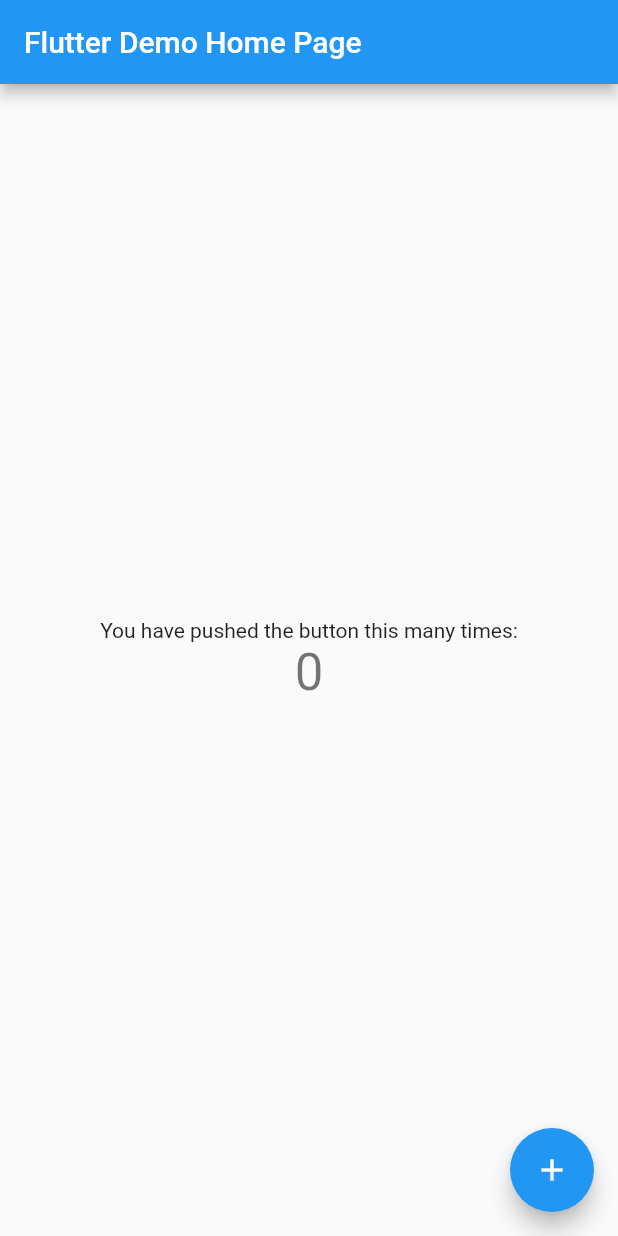
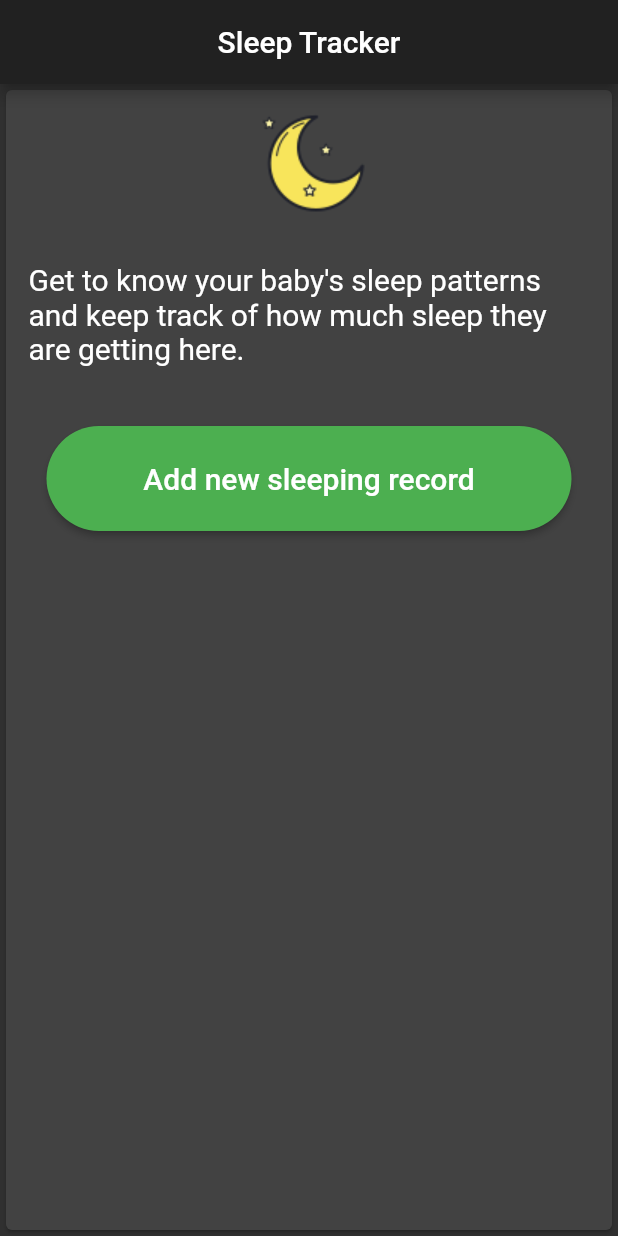
Before and after one commit to SzymonSoczewka/sleep_tracker, a Flutter app: the screen it shows after launch, on a phone screen of 412 x 824 dp. Run offline on Flutter 3.47's test engine with Material 2 defaults, Android fonts, the phone set to English and light mode, and no system bars.

Commit message:
Icon, introduction label, button

```diff
--- a/lib/main.dart
+++ b/lib/main.dart
@@ -1,3 +1,5 @@
+
+
 import 'package:flutter/material.dart';
 
 void main() => runApp(MyApp());
@@ -7,105 +9,73 @@ class MyApp extends StatelessWidget {
   @override
   Widget build(BuildContext context) {
     return MaterialApp(
-      title: 'Flutter Demo',
-      theme: ThemeData(
-        // This is the theme of your application.
-        //
-        // Try running your application with "flutter run". You'll see the
-        // application has a blue toolbar. Then, without quitting the app, try
-        // changing the primarySwatch below to Colors.green and then invoke
-        // "hot reload" (press "r" in the console where you ran "flutter run",
-        // or simply save your changes to "hot reload" in a Flutter IDE).
-        // Notice that the counter didn't reset back to zero; the application
-        // is not restarted.
-        primarySwatch: Colors.blue,
-      ),
-      home: MyHomePage(title: 'Flutter Demo Home Page'),
+      home: Home(),
+    theme: ThemeData.dark(),
     );
   }
 }
 
-class MyHomePage extends StatefulWidget {
-  MyHomePage({Key key, this.title}) : super(key: key);
-
-  // This widget is the home page of your application. It is stateful, meaning
-  // that it has a State object (defined below) that contains fields that affect
-  // how it looks.
-
-  // This class is the configuration for the state. It holds the values (in this
-  // case the title) provided by the parent (in this case the App widget) and
-  // used by the build method of the State. Fields in a Widget subclass are
-  // always marked "final".
-
-  final String title;
-
-  @override
-  _MyHomePageState createState() => _MyHomePageState();
-}
-
-class _MyHomePageState extends State<MyHomePage> {
-  int _counter = 0;
-
-  void _incrementCounter() {
-    setState(() {
-      // This call to setState tells the Flutter framework that something has
-      // changed in this State, which causes it to rerun the build method below
-      // so that the display can reflect the updated values. If we changed
-      // _counter without calling setState(), then the build method would not be
-      // called again, and so nothing would appear to happen.
-      _counter++;
-    });
-  }
-
+class Home extends StatelessWidget {
   @override
   Widget build(BuildContext context) {
-    // This method is rerun every time setState is called, for instance as done
-    // by the _incrementCounter method above.
-    //
-    // The Flutter framework has been optimized to make rerunning build methods
-    // fast, so that you can just rebuild anything that needs updating rather
-    // than having to individually change instances of widgets.
     return Scaffold(
       appBar: AppBar(
-        // Here we take the value from the MyHomePage object that was created by
-        // the App.build method, and use it to set our appbar title.
-        title: Text(widget.title),
+        title: Text('Sleep Tracker'),
+        centerTitle: true,
       ),
-      body: Center(
-        // Center is a layout widget. It takes a single child and positions it
-        // in the middle of the parent.
-        child: Column(
-          // Column is also a layout widget. It takes a list of children and
-          // arranges them vertically. By default, it sizes itself to fit its
-          // children horizontally, and tries to be as tall as its parent.
-          //
-          // Invoke "debug painting" (press "p" in the console, choose the
-          // "Toggle Debug Paint" action from the Flutter Inspector in Android
-          // Studio, or the "Toggle Debug Paint" command in Visual Studio Code)
-          // to see the wireframe for each widget.
-          //
-          // Column has various properties to control how it sizes itself and
-          // how it positions its children. Here we use mainAxisAlignment to
-          // center the children vertically; the main axis here is the vertical
-          // axis because Columns are vertical (the cross axis would be
-          // horizontal).
-          mainAxisAlignment: MainAxisAlignment.center,
-          children: <Widget>[
-            Text(
-              'You have pushed the button this many times:',
-            ),
-            Text(
-              '$_counter',
-              style: Theme.of(context).textTheme.display1,
-            ),
-          ],
-        ),
-      ),
-      floatingActionButton: FloatingActionButton(
-        onPressed: _incrementCounter,
-        tooltip: 'Increment',
-        child: Icon(Icons.add),
-      ), // This trailing comma makes auto-formatting nicer for build methods.
+      body: Introduction()
     );
   }
 }
+
+
+class Introduction extends StatelessWidget {
+  @override
+  Widget build(BuildContext context) {
+    return Card(
+
+      child: Column(
+        children: <Widget>[
+          Image.asset('assets/images/moon.png'),
+          Container(
+            margin: EdgeInsets.all(15.0),
+            child: Text(
+              'Get to know your baby\'s sleep patterns and keep track of how much sleep they are getting here.',
+              style: TextStyle(
+                fontSize: 20,
+              ),
+            ),
+          ),
+          Container(
+            margin: EdgeInsets.only(
+                top: 25.0
+            ),
+            child: AddRecordButton(),
+            height: 70,
+            width: 350,
+          )
+        ],
+      ),
+    );
+  }
+}
+
+class AddRecordButton extends StatelessWidget {
+  @override
+  Widget build(BuildContext context) {
+    return RaisedButton(
+      onPressed: () {},
+      child: Text(
+        'Add new sleeping record',
+        style:TextStyle(
+            fontSize: 20,
+            color: Colors.white
+        ),
+      ),
+      shape: RoundedRectangleBorder(
+        borderRadius: new BorderRadius.circular(45.0),
+      ),
+      color: Colors.green,
+    );
+  }
+}
--- a/pubspec.yaml
+++ b/pubspec.yaml
@@ -20,6 +20,7 @@ dependencies:
   flutter:
     sdk: flutter
 
+
   # The following adds the Cupertino Icons font to your application.
   # Use with the CupertinoIcons class for iOS style icons.
   cupertino_icons: ^0.1.2
@@ -34,7 +35,8 @@ dev_dependencies:
 
 # The following section is specific to Flutter.
 flutter:
-
+  assets:
+  - assets/images/
   # The following line ensures that the Material Icons font is
   # included with your application, so that you can use the icons in
   # the material Icons class.
```
Also changed, not shown: assets/images/moon.png (added), 1 other file.
